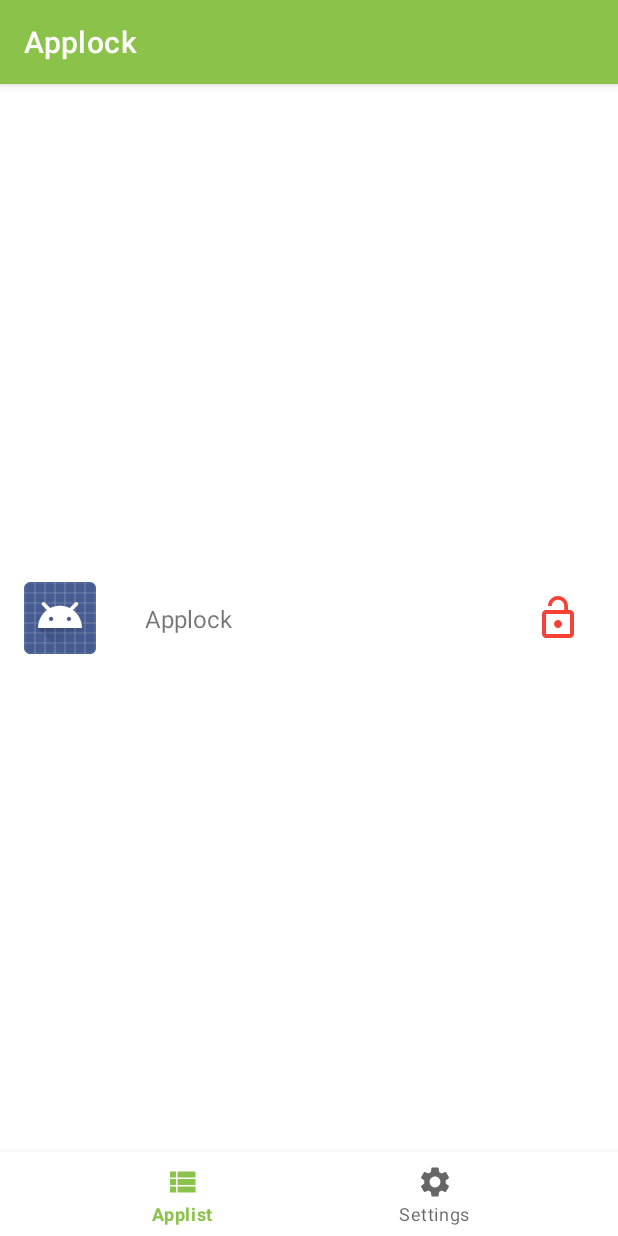
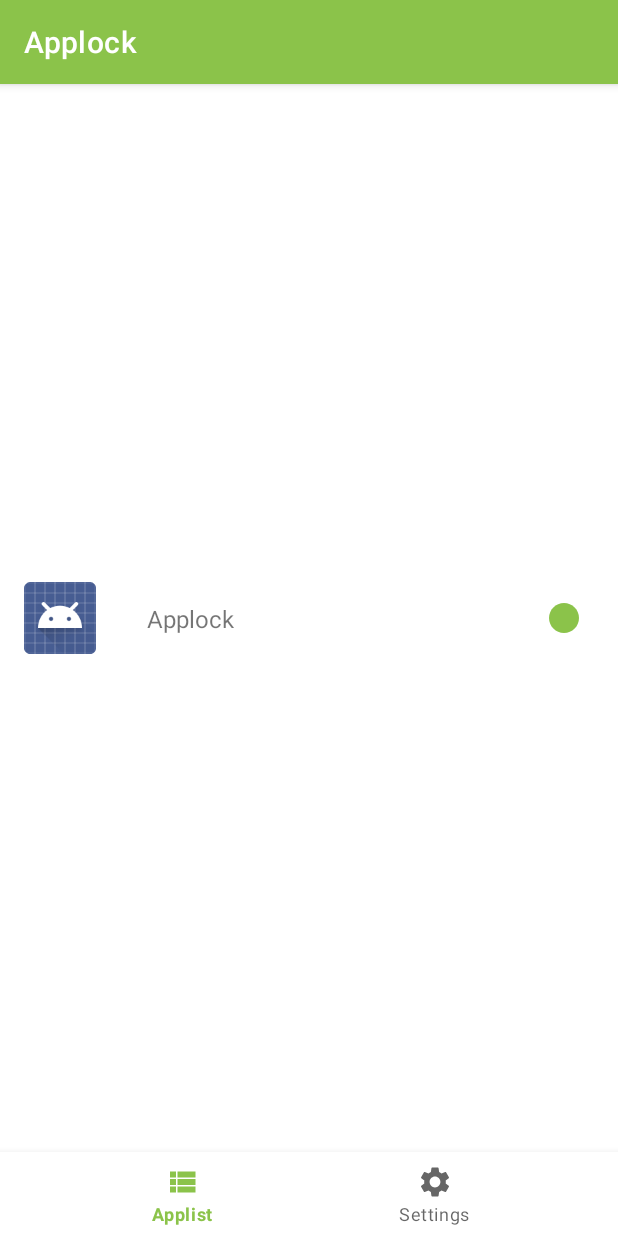
Before and after one commit to linx3273/Applock, an Android app: the screen it shows after launch (MainActivity), after a tap on an icon or button, on a phone screen of 412 x 824 dp. Run offline under Robolectric (Android 15) with nearby library versions, the phone set to English and light mode, and no system bars.

Commit message:
modified ui design and improved response of UI
FIXED issue where on load, the app required a double tap on any app in
order to change the color of the lock status

```diff
--- a/app/src/main/java/com/linx/applock/AppListAdapter.java
+++ b/app/src/main/java/com/linx/applock/AppListAdapter.java
@@ -49,6 +49,7 @@ public class AppListAdapter extends RecyclerView.Adapter<AppListAdapter.ViewHold
         holder.layoutIcon.setImageDrawable(installedApps.get(position).cardIcon);
         holder.layoutName.setText(installedApps.get(position).cardName);
 
+        // creating the default lock status icon
         if(installedApps.get(position).cardLockStatus){
             holder.lockstatus.setImageResource(R.drawable.lockedgreen);
         }
@@ -60,12 +61,12 @@ public class AppListAdapter extends RecyclerView.Adapter<AppListAdapter.ViewHold
         holder.lockstatus.setOnClickListener(new View.OnClickListener(){
             @Override
             public void onClick(View v) {
-                if (installedApps.get(position).cardLockStatus){
-                    installedApps.get(position).cardLockStatus = false;
+                if (!installedApps.get(position).cardLockStatus){
+                    installedApps.get(position).cardLockStatus = true;
                     holder.lockstatus.setImageResource(R.drawable.lockedgreen);
                 }
                 else{
-                    installedApps.get(position).cardLockStatus = true;
+                    installedApps.get(position).cardLockStatus = false;
                     holder.lockstatus.setImageResource(R.drawable.unlockedred);
 
                 }
--- a/app/src/main/res/drawable/lockedgreen.xml
+++ b/app/src/main/res/drawable/lockedgreen.xml
@@ -1,5 +1,5 @@
 <vector android:height="24dp" android:tint="#8BC34A"
     android:viewportHeight="24" android:viewportWidth="24"
     android:width="24dp" xmlns:android="http://schemas.android.com/apk/res/android">
-    <path android:fillColor="@android:color/white" android:pathData="M18,8h-1L17,6c0,-2.76 -2.24,-5 -5,-5S7,3.24 7,6v2L6,8c-1.1,0 -2,0.9 -2,2v10c0,1.1 0.9,2 2,2h12c1.1,0 2,-0.9 2,-2L20,10c0,-1.1 -0.9,-2 -2,-2zM12,17c-1.1,0 -2,-0.9 -2,-2s0.9,-2 2,-2 2,0.9 2,2 -0.9,2 -2,2zM15.1,8L8.9,8L8.9,6c0,-1.71 1.39,-3.1 3.1,-3.1 1.71,0 3.1,1.39 3.1,3.1v2z"/>
+    <path android:fillColor="@android:color/white" android:pathData="M12,2C6.47,2 2,6.47 2,12s4.47,10 10,10 10,-4.47 10,-10S17.53,2 12,2z"/>
 </vector>
--- a/app/src/main/res/drawable/unlockedred.xml
+++ b/app/src/main/res/drawable/unlockedred.xml
@@ -1,5 +1,5 @@
-<vector android:height="24dp" android:tint="#F44336"
+<vector android:height="24dp" android:tint="#FF0920"
     android:viewportHeight="24" android:viewportWidth="24"
     android:width="24dp" xmlns:android="http://schemas.android.com/apk/res/android">
-    <path android:fillColor="@android:color/white" android:pathData="M12,17c1.1,0 2,-0.9 2,-2s-0.9,-2 -2,-2 -2,0.9 -2,2 0.9,2 2,2zM18,8h-1L17,6c0,-2.76 -2.24,-5 -5,-5S7,3.24 7,6h1.9c0,-1.71 1.39,-3.1 3.1,-3.1 1.71,0 3.1,1.39 3.1,3.1v2L6,8c-1.1,0 -2,0.9 -2,2v10c0,1.1 0.9,2 2,2h12c1.1,0 2,-0.9 2,-2L20,10c0,-1.1 -0.9,-2 -2,-2zM18,20L6,20L6,10h12v10z"/>
+    <path android:fillColor="@android:color/white" android:pathData="M12,2C6.47,2 2,6.47 2,12s4.47,10 10,10 10,-4.47 10,-10S17.53,2 12,2z"/>
 </vector>
--- a/app/src/main/res/layout/appcardlayout.xml
+++ b/app/src/main/res/layout/appcardlayout.xml
@@ -28,8 +28,8 @@
 
     <ImageView
         android:id="@+id/lockstatusid"
-        android:layout_width="32dp"
-        android:layout_height="32dp"
+        android:layout_width="24dp"
+        android:layout_height="24dp"
         android:layout_marginEnd="24dp"
         app:layout_constraintBottom_toBottomOf="parent"
         app:layout_constraintEnd_toEndOf="parent"
```
